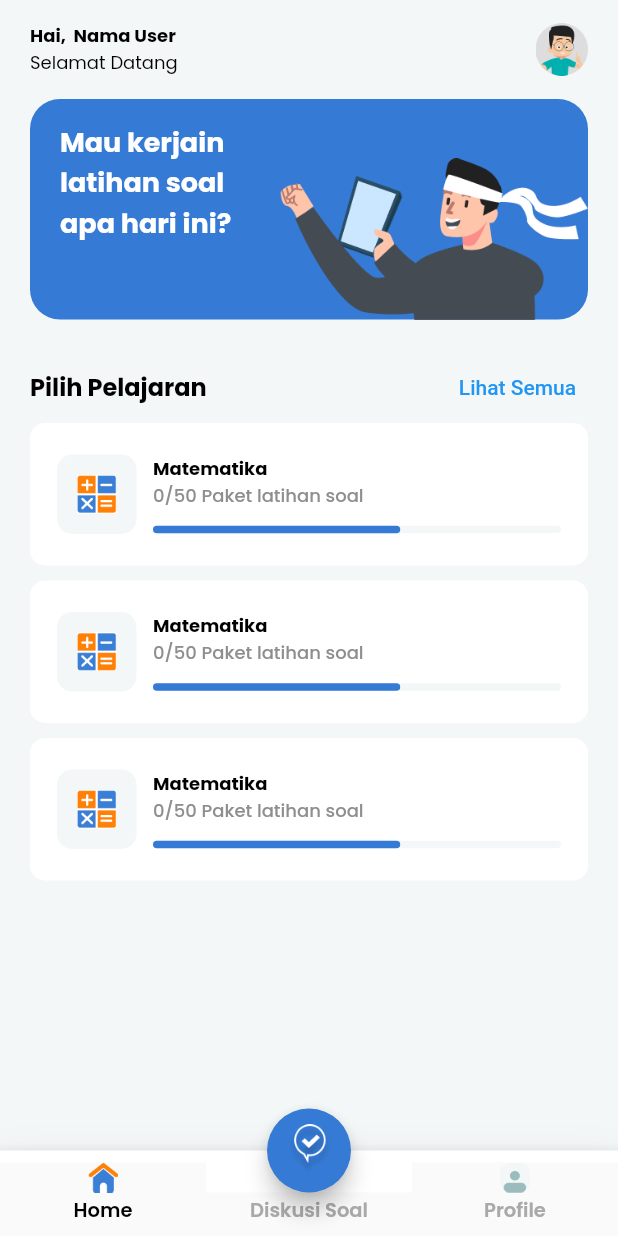
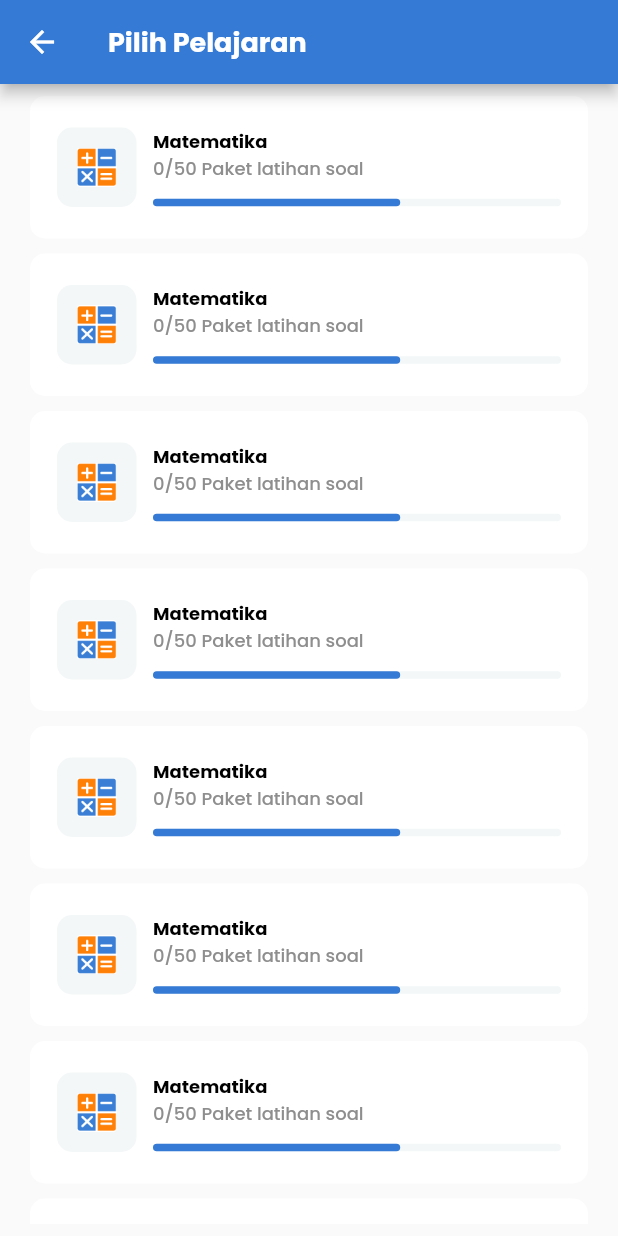
Before and after one commit to AlifMuhamadHafidz/final-project-edspert.id-batch3, a Flutter app: the MainPage screen opened by its route, after a tap on "Lihat Semua", on a phone screen of 412 x 824 dp. Run offline on Flutter 3.47's test engine with Material 2 defaults, Android fonts, the phone set to English and light mode, and no system bars; our stand-ins replace google_fonts.

Commit message:
paket soal page

```diff
--- a/lib/constants.dart
+++ b/lib/constants.dart
@@ -28,6 +28,12 @@ const Color primaryTextColor = Color(0xFF1C2936);
 const Color primarySubtitleTextColor = Color(0xFF6A7483);
 const Color hintTextColor = Color(0xFFAAAAAA);
 const Color genderTextColor = Color(0xFF282828);
+
+TextStyle appBarText = GoogleFonts.poppins(
+  color: Colors.white,
+  fontWeight: FontWeight.w700,
+  fontSize: 18,
+);
 
 TextStyle subtitlePelajaranText = GoogleFonts.poppins(
   color: Color(0xFF8E8E8E),
--- a/lib/main.dart
+++ b/lib/main.dart
@@ -1,5 +1,7 @@
 import 'package:flutter/material.dart';
 import 'package:project_final/login_page.dart';
+import 'package:project_final/main/latihan_soal/mapel_page.dart';
+import 'package:project_final/main/latihan_soal/paket_soal_page.dart';
 import 'package:project_final/main_page.dart';
 
 import 'package:project_final/splash_page.dart';
@@ -16,6 +18,7 @@ class MyApp extends StatelessWidget {
   @override
   Widget build(BuildContext context) {
     return MaterialApp(
+      title: 'Latihan Soal',
       debugShowCheckedModeBanner: false,
       initialRoute: '/',
       routes: {
@@ -23,6 +26,8 @@ class MyApp extends StatelessWidget {
         LoginPage.route: (context) => LoginPage(),
         RegisterPage.route: (context) => RegisterPage(),
         MainPage.route: (context) => MainPage(),
+        MapelPage.route: (context) => MapelPage(),
+        PaketSoalPage.route: (context) => PaketSoalPage(),
       },
     );
   }
--- a/lib/main/latihan_soal/home_page.dart
+++ b/lib/main/latihan_soal/home_page.dart
@@ -1,5 +1,6 @@
 import 'package:flutter/material.dart';
 import 'package:project_final/constants.dart';
+import 'package:project_final/main/latihan_soal/mapel_page.dart';
 
 class HomePage extends StatefulWidget {
   const HomePage({Key? key}) : super(key: key);
@@ -14,11 +15,116 @@ class _HomePageState extends State<HomePage> {
     return Scaffold(
       backgroundColor: backgroundColor,
       body: SafeArea(
+        child: ListView(
+          children: [
+            _buildUserHomeProfile(),
+            _buildTopBanner(context),
+            _buildHomeListMapel(context),
+            Container(
+              margin: const EdgeInsets.symmetric(horizontal: 20.0),
               child: Column(
                 children: [
-            Padding(
+                  Row(
+                    children: [
+                      Text(
+                        'Terbaru',
+                        style: pilihPelajaranText,
+                      ),
+                      Spacer(),
+                    ],
+                  ),
+                  SizedBox(
+                    height: 10,
+                  ),
+                  Container(
+                    height: 170,
+                    child: ListView.builder(
+                      itemCount: 2,
+                      scrollDirection: Axis.horizontal,
+                      itemBuilder: ((context, index) {
+                        return Padding(
+                          padding: const EdgeInsets.only(right: 8.0),
+                          child: Image.asset('assets/banner_image.png'),
+                        );
+                      }),
+                    ),
+                  ),
+                  SizedBox(
+                    height: 35,
+                  )
+                ],
+              ),
+            )
+          ],
+        ),
+      ),
+    );
+  }
+
+  Container _buildHomeListMapel(BuildContext context) {
+    return Container(
+      margin: const EdgeInsets.symmetric(horizontal: 20.0, vertical: 21),
+      child: Column(
+        children: [
+          Row(
+            children: [
+              Text(
+                'Pilih Pelajaran',
+                style: pilihPelajaranText,
+              ),
+              Spacer(),
+              TextButton(
+                onPressed: () {
+                  Navigator.of(context).pushNamed(MapelPage.route);
+                },
+                child: Text('Lihat Semua'),
+              )
+            ],
+          ),
+          MapelWidget(),
+          MapelWidget(),
+          MapelWidget(),
+        ],
+      ),
+    );
+  }
+
+  Container _buildTopBanner(BuildContext context) {
+    return Container(
+      margin: const EdgeInsets.symmetric(horizontal: 20.0),
+      decoration: BoxDecoration(
+          color: primaryColor, borderRadius: BorderRadius.circular(20)),
+      height: 147,
+      width: double.infinity,
+      child: Stack(
+        children: [
+          Container(
+            width: MediaQuery.of(context).size.width * 0.4,
+            child: Padding(
               padding:
                   const EdgeInsets.symmetric(horizontal: 20.0, vertical: 15),
+              child: Text(
+                'Mau kerjain latihan soal apa hari ini?',
+                style: homeText,
+              ),
+            ),
+          ),
+          Positioned(
+            right: 0,
+            bottom: 0,
+            child: Image.asset(
+              'assets/home_image.png',
+              width: MediaQuery.of(context).size.width * 0.5,
+            ),
+          ),
+        ],
+      ),
+    );
+  }
+
+  Padding _buildUserHomeProfile() {
+    return Padding(
+      padding: const EdgeInsets.symmetric(horizontal: 20.0, vertical: 15),
       child: Row(
         children: [
           Expanded(
@@ -42,64 +148,6 @@ class _HomePageState extends State<HomePage> {
             height: 35,
           ),
         ],
-              ),
-            ),
-            Container(
-              margin: const EdgeInsets.symmetric(horizontal: 20.0),
-              decoration: BoxDecoration(
-                  color: primaryColor, borderRadius: BorderRadius.circular(20)),
-              height: 147,
-              width: double.infinity,
-              child: Stack(
-                children: [
-                  Container(
-                    width: MediaQuery.of(context).size.width * 0.4,
-                    child: Padding(
-                      padding: const EdgeInsets.symmetric(
-                          horizontal: 20.0, vertical: 15),
-                      child: Text(
-                        'Mau kerjain latihan soal apa hari ini?',
-                        style: homeText,
-                      ),
-                    ),
-                  ),
-                  Positioned(
-                    right: 0,
-                    bottom: 0,
-                    child: Image.asset(
-                      'assets/home_image.png',
-                      width: MediaQuery.of(context).size.width * 0.5,
-                    ),
-                  ),
-                ],
-              ),
-            ),
-            Container(
-              margin:
-                  const EdgeInsets.symmetric(horizontal: 20.0, vertical: 21),
-              child: Column(
-                children: [
-                  Row(
-                    children: [
-                      Text(
-                        'Pilih Pelajaran',
-                        style: pilihPelajaranText,
-                      ),
-                      Spacer(),
-                      TextButton(
-                        onPressed: () {},
-                        child: Text('Lihat Semua'),
-                      )
-                    ],
-                  ),
-                  MapelWidget(),
-                  MapelWidget(),
-                  MapelWidget(),
-                ],
-              ),
-            ),
-          ],
-        ),
       ),
     );
   }
--- a/lib/main/latihan_soal/mapel_page.dart
+++ b/lib/main/latihan_soal/mapel_page.dart
@@ -0,0 +1,31 @@
+import 'package:flutter/material.dart';
+import 'package:project_final/constants.dart';
+import 'package:project_final/main/latihan_soal/home_page.dart';
+import 'package:project_final/main/latihan_soal/paket_soal_page.dart';
+
+class MapelPage extends StatelessWidget {
+  const MapelPage({Key? key}) : super(key: key);
+  static String route = 'mapel_page';
+
+  @override
+  Widget build(BuildContext context) {
+    return Scaffold(
+        appBar: AppBar(
+          backgroundColor: primaryColor,
+          title: Text(
+            'Pilih Pelajaran',
+            style: appBarText,
+          ),
+        ),
+        body: Padding(
+          padding: const EdgeInsets.symmetric(vertical: 8.0, horizontal: 20),
+          child: ListView.builder(itemBuilder: (context, index) {
+            return GestureDetector(
+                onTap: (() {
+                  Navigator.of(context).pushNamed(PaketSoalPage.route);
+                }),
+                child: MapelWidget());
+          }),
+        ));
+  }
+}
```
Also changed, not shown: lib/main/latihan_soal/paket_soal_page.dart (+93 -0 lines), 1 other file. Lines whose indentation alone changed are shown as unchanged.
